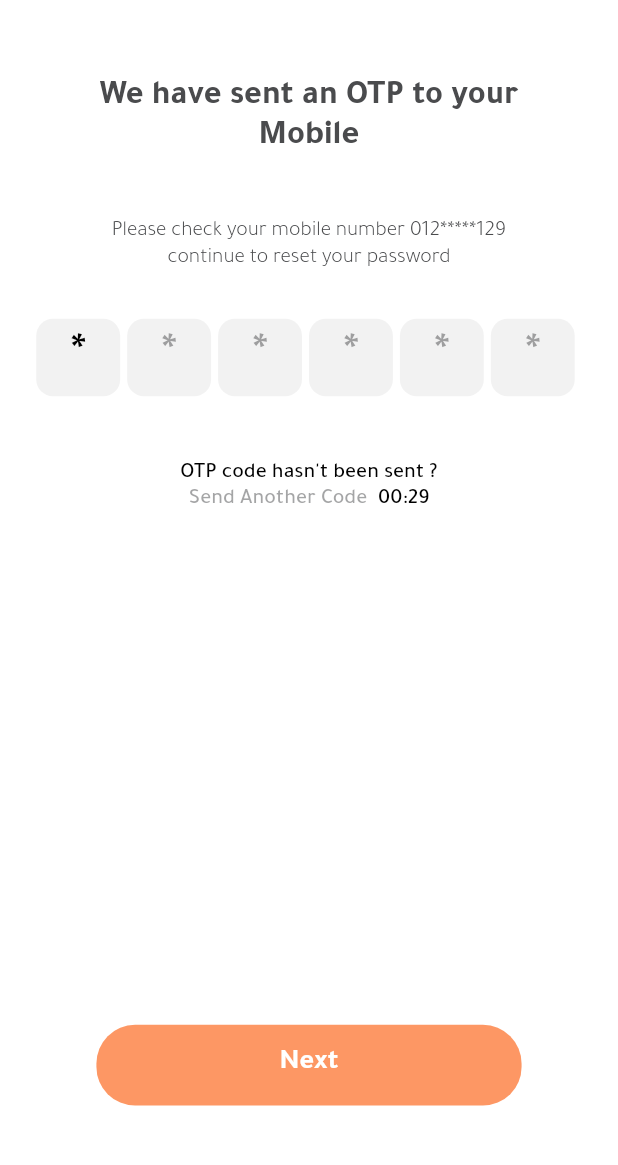
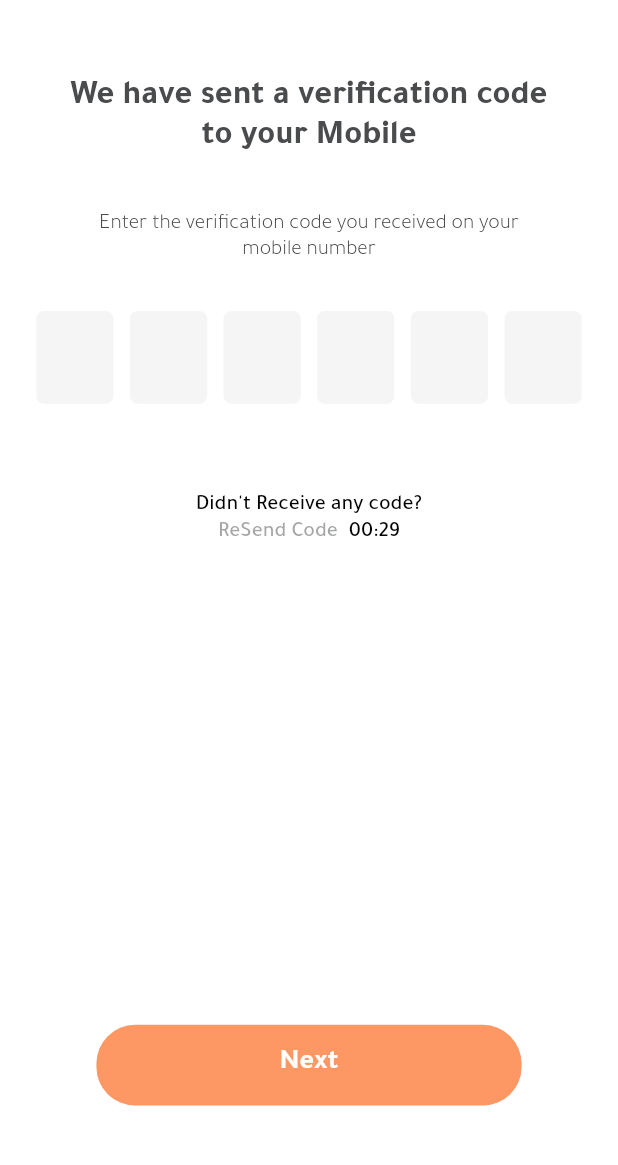
Before and after one commit to ghofranramadan/aklny, a Flutter app: the OtpScreen screen opened directly, on a phone screen of 412 x 824 dp, the part 62-1227 px from its top. Run offline on Flutter 3.47's test engine with Material 2 defaults, Android fonts, the light colour scheme and no system bars; drawn by our look-alikes of pin_code_fields; our stand-ins replace carousel_slider, dots_indicator, easy_localization, flutter_svg, responsive_framework, shared_preferences and 1 more; missing offline and left inert: drawerbehavior; accounts and stored records are empty; project files that could hold a hidden picture were left out.

Commit message:
new package for otp

```diff
--- a/assets/langs/ar-EG.json
+++ b/assets/langs/ar-EG.json
@@ -30,6 +30,7 @@
   "reset":"الرجاء إدخال رقم هاتفك لتلقي رمز التاكيد لإنشاء كلمة سر جديدة",
   "send":"ارسال",
   "sent_otp": "ارسلنا لك رقم تأكيدي علي هاتفك",
+  "enter_otp": "من فضلك ادخل الرقم التأكيدي المرسل علي هاتفك",
   "check_number": "من فضلك تاكد من رقم هاتفك 012*****129 لاعاده تعيين كلمه السر",
   "code_not_been_sent": "لم يتم ارسال الكود ؟",
   "send_another_one": "ارسال كود اخر",
--- a/assets/langs/en-US.json
+++ b/assets/langs/en-US.json
@@ -29,10 +29,11 @@
   "reset_password":"Reset Password",
   "reset":"Please Enter Your Phone Number To Receive A Code To  Create A New Password",
   "send": "Send",
-  "sent_otp": "We have sent an OTP to your Mobile",
+  "sent_otp": "We have sent a verification code to your Mobile",
+  "enter_otp": "Enter the verification code you received on your mobile number",
   "check_number": "Please check your mobile number 012*****129 continue to reset your password",
-  "code_not_been_sent": "OTP code hasn't been sent ?",
-  "send_another_one": "Send Another Code",
+  "code_not_been_sent": "Didn't Receive any code?",
+  "send_another_one": "ReSend Code",
   "new_Password": "New Password",
   "enter_your_new_password": "Please Enter Your New Password , And It Must Be Different From  Your Previous Password",
   "save": "Save",
--- a/lib/ui/screens/intro_screen.dart
+++ b/lib/ui/screens/intro_screen.dart
@@ -83,7 +83,7 @@ class _IntroScreenState extends State<IntroScreen> {
                         });
                       }),
                   itemCount: welcome.length,
-                  itemBuilder: (BuildContext context, int index) {
+                  itemBuilder: (BuildContext context, int index, int i) {
                     return FittedBox(
                       child: welcome[index],
                     );
--- a/lib/ui/screens/otp_screen.dart
+++ b/lib/ui/screens/otp_screen.dart
@@ -1,13 +1,13 @@
 import 'dart:async';
+import 'dart:math' as math;
 
 import 'package:aklny/ui/screens/main_screen.dart';
 import 'package:aklny/ui/screens/new_pass_screen.dart';
-import 'package:aklny/ui/widgets/otp_form.dart';
 import 'package:aklny/utils/vars.dart';
+import 'package:easy_localization/easy_localization.dart';
 import 'package:flutter/material.dart';
 import 'package:flutter_svg/svg.dart';
-import 'dart:math' as math;
-import 'package:easy_localization/easy_localization.dart';
+import 'package:pin_code_fields/pin_code_fields.dart';
 
 class OtpScreen extends StatefulWidget {
   final bool createAccount;
@@ -46,13 +46,20 @@ class _OtpScreenState extends State<OtpScreen> {
       if (_counter > 0) _counter--;
       if (mounted) setState(() {});
     });
+    errorController = StreamController<ErrorAnimationType>();
   }
 
   @override
   void dispose() {
     _timer?.cancel();
+    errorController.close();
     super.dispose();
   }
+
+  TextEditingController textEditingController = TextEditingController();
+  // ..text = "123456";
+  StreamController<ErrorAnimationType> errorController;
+  String currentText = "";
 
   @override
   Widget build(BuildContext context) {
@@ -89,10 +96,11 @@ class _OtpScreenState extends State<OtpScreen> {
               child: Column(
                 crossAxisAlignment: CrossAxisAlignment.center,
                 children: [
-                  Container(
-                    width: 271,
+                  Padding(
+                    padding: const EdgeInsets.symmetric(horizontal: 18),
                     child: Text(
                       tr('sent_otp'),
+                      maxLines: 2,
                       style: Theme.of(context).textTheme.headline1.copyWith(
                             fontWeight: FontWeight.w700,
                             fontSize: 22,
@@ -101,12 +109,13 @@ class _OtpScreenState extends State<OtpScreen> {
                     ),
                   ),
                   SizedBox(
-                    height: 40,
+                    height: 35,
                   ),
-                  Container(
-                    width: 271,
+                  Padding(
+                    padding: const EdgeInsets.symmetric(horizontal: 20),
                     child: Text(
-                      tr('check_number'),
+                      tr('enter_otp'),
+                      maxLines: 2,
                       style: Theme.of(context).textTheme.headline1.copyWith(
                             fontWeight: FontWeight.w300,
                             fontSize: 14,
@@ -118,7 +127,65 @@ class _OtpScreenState extends State<OtpScreen> {
                   SizedBox(
                     height: 30,
                   ),
-                  FittedBox(child: OPTForm()),
+                  PinCodeTextField(
+                    appContext: context,
+                    pastedTextStyle: TextStyle(
+                        color: Colors.transparent,
+                        fontWeight: FontWeight.bold,
+                        fontSize: 50),
+                    length: 6,
+                    obscureText: false,
+                    animationType: AnimationType.fade,
+                    // validator: (v) {
+                    //   if (v.length < 3) {
+                    //     return "I'm from validator";
+                    //   } else {
+                    //     return null;
+                    //   }
+                    // },
+                    pinTheme: PinTheme(
+                      activeColor: Colors.transparent,
+                      inactiveColor: Colors.transparent,
+                      selectedColor: Colors.transparent,
+                      shape: PinCodeFieldShape.box,
+                      borderRadius: BorderRadius.circular(5),
+                      fieldHeight: 60,
+                      fieldWidth: 50,
+                      inactiveFillColor: Colors.grey[100],
+                      activeFillColor:
+                          Theme.of(context).primaryColor.withOpacity(0.7),
+                      selectedFillColor: Colors.grey[100],
+                    ),
+                    cursorColor: Theme.of(context).primaryColor,
+                    animationDuration: Duration(milliseconds: 300),
+                    textStyle: Theme.of(context).textTheme.headline3.copyWith(
+                          fontSize: 20,
+                          height: 1.6,
+                        ),
+                    enableActiveFill: true,
+                    errorAnimationController: errorController,
+                    controller: textEditingController,
+                    keyboardType: TextInputType.number,
+                    // onCompleted: (v) {
+                    //   print("Completed");
+                    // },
+                    // onTap: () {
+                    //   print("Pressed");
+                    // },
+                    onChanged: (value) {
+                      // print(value);
+                      setState(() {
+                        currentText = value;
+                      });
+                    },
+                    beforeTextPaste: (text) {
+                      print("Allowing to paste $text");
+                      //if you return true then it will show the paste confirmation dialog. Otherwise if false, then nothing will happen.
+                      //but you can show anything you want here, like your pop up saying wrong paste format or etc
+                      return true;
+                    },
+                  ),
+                  // FittedBox(child: OPTForm()),
                   SizedBox(
                     height: (MediaQuery.of(context).size.height * 43) / 812,
                   ),
```
Also changed, not shown: pubspec.yaml (+9 -7 lines), pubspec.lock.
